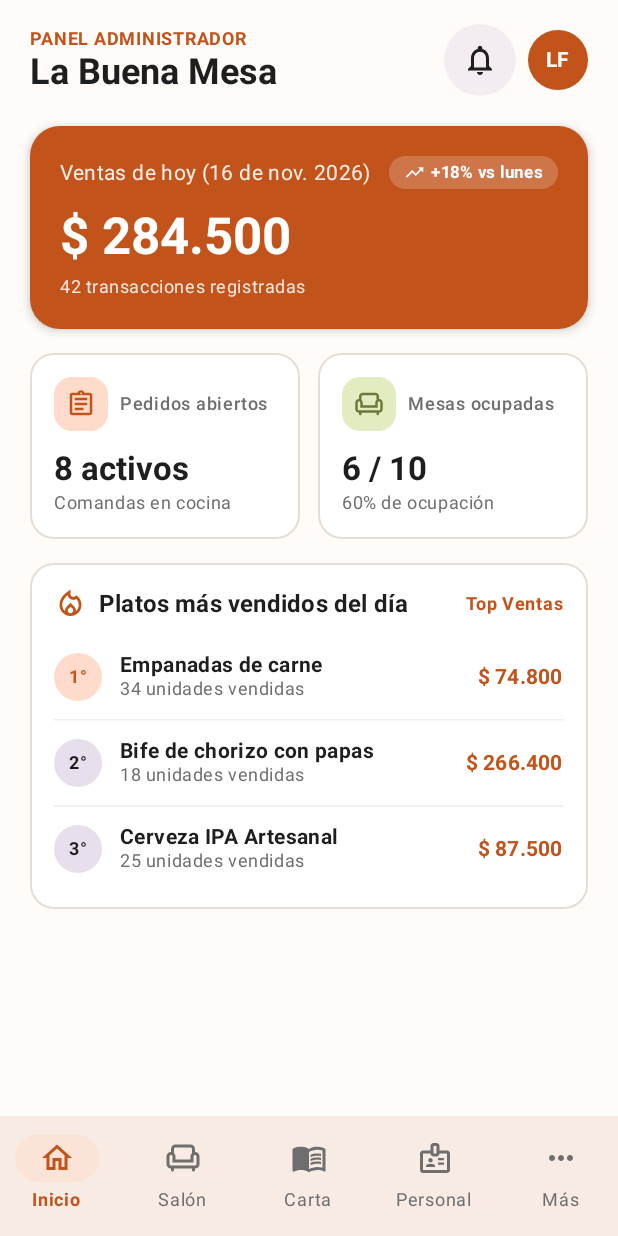
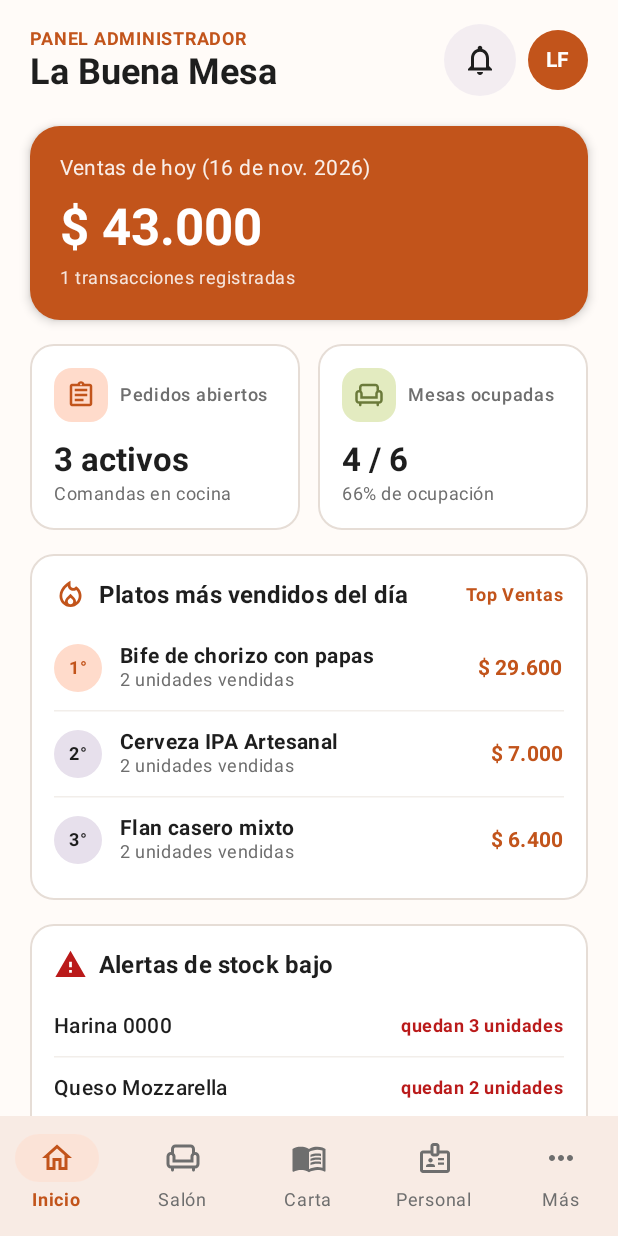
Before and after one commit to Enzitoxxx/AppRestaurante, an Android app built with Jetpack Compose: the composable HomeScreen shown on its own in the app's theme, on a phone screen of 412 x 824 dp. Run offline under Robolectric (Android 15) with nearby library versions, the phone set to English and light mode, and no system bars.

Commit message:
Conecte el panel principal con pedidos y mesas, tambien agregue la tarjeta de stock

```diff
--- a/app/src/main/java/com/restaurant/app/ui/features/home/HomeScreen.kt
+++ b/app/src/main/java/com/restaurant/app/ui/features/home/HomeScreen.kt
@@ -24,6 +24,7 @@ import com.restaurant.app.core.designsystem.NavegacionItem
 import com.restaurant.app.ui.features.home.components.HomeHeader
 import com.restaurant.app.ui.features.home.components.SalesSummaryCard
 import com.restaurant.app.ui.features.home.components.StatusMetricsRow
+import com.restaurant.app.ui.features.home.components.StockAlertsCard
 import com.restaurant.app.ui.features.home.components.TopSellingDishesCard
 import com.restaurant.app.ui.theme.AppTheme
 
@@ -102,6 +103,10 @@ fun HomeContent(
             Spacer(Modifier.height(16.dp))
 
             TopSellingDishesCard(platos = state.topPlatos)
+
+            Spacer(Modifier.height(16.dp))
+
+            StockAlertsCard(alertas = state.alertasStock)
         }
     }
 }
--- a/app/src/main/java/com/restaurant/app/ui/features/home/HomeUiState.kt
+++ b/app/src/main/java/com/restaurant/app/ui/features/home/HomeUiState.kt
@@ -1,4 +1,11 @@
 package com.restaurant.app.ui.features.home
+
+/** TODO: pasar a domain/data cuando exista el modulo/repositorio de insumos */
+data class InsumoAlertaUi(
+    val id: String,
+    val nombre: String,
+    val unidadesRestantes: Int
+)
 
 /** Modelo para representar cada fila en el ranking de Top Ventas. */
 data class TopPlatoModel(
@@ -12,16 +19,17 @@ data class TopPlatoModel(
 data class HomeUiState(
     val nombreRestaurante: String = "La Buena Mesa",
     val fechaHoy: String = "",
-    val totalVentasHoy: Double = 284500.0,
-    val porcentajeComparativa: String = "+18% vs lunes",
-    val totalTransacciones: Int = 42,
-    val pedidosAbiertos: Int = 8,
-    val mesasOcupadas: Int = 6,
-    val totalMesas: Int = 10,
-    val topPlatos: List<TopPlatoModel> = listOf(
-        TopPlatoModel(1, "Empanadas de carne", 34, 74800.0),
-        TopPlatoModel(2, "Bife de chorizo con papas", 18, 266400.0),
-        TopPlatoModel(3, "Cerveza IPA Artesanal", 25, 87500.0)
+    val totalVentasHoy: Double = 0.0,
+    val porcentajeComparativa: String? = null,
+    val totalTransacciones: Int = 0,
+    val pedidosAbiertos: Int = 0,
+    val mesasOcupadas: Int = 0,
+    val totalMesas: Int = 0,
+    val topPlatos: List<TopPlatoModel> = emptyList(),
+    val alertasStock: List<InsumoAlertaUi> = listOf(
+        InsumoAlertaUi("1", "Harina 0000", 3),
+        InsumoAlertaUi("2", "Queso Mozzarella", 2),
+        InsumoAlertaUi("3", "Café en grano", 1)
     )
 ) {
     val porcentajeOcupacion: Int
--- a/app/src/main/java/com/restaurant/app/ui/features/home/HomeViewModel.kt
+++ b/app/src/main/java/com/restaurant/app/ui/features/home/HomeViewModel.kt
@@ -1,53 +1,106 @@
 package com.restaurant.app.ui.features.home
 
 import androidx.lifecycle.ViewModel
+import androidx.lifecycle.viewModelScope
+import com.restaurant.app.data.Repositorios
+import com.restaurant.app.domain.model.EstadoMesa
+import com.restaurant.app.domain.model.EstadoPedido
+import com.restaurant.app.domain.repository.MesaRepository
+import com.restaurant.app.domain.repository.PedidoRepository
 import kotlinx.coroutines.flow.MutableStateFlow
 import kotlinx.coroutines.flow.StateFlow
 import kotlinx.coroutines.flow.asStateFlow
+import kotlinx.coroutines.flow.combine
+import kotlinx.coroutines.flow.update
+import kotlinx.coroutines.launch
 import java.text.SimpleDateFormat
+import java.util.Calendar
 import java.util.Date
 import java.util.Locale
 
-class HomeViewModel : ViewModel() {
+class HomeViewModel(
+    private val pedidoRepository: PedidoRepository = Repositorios.pedidos,
+    private val mesaRepository: MesaRepository = Repositorios.mesas
+) : ViewModel() {
+
     private val _uiState = MutableStateFlow(
         HomeUiState(
             fechaHoy = obtenerFechaActualFormateada()
         )
     )
-
     val uiState: StateFlow<HomeUiState> = _uiState.asStateFlow()
 
-    /*Genera automaticamente la fecha de hoy*/
+    init {
+        viewModelScope.launch {
+            combine(
+                pedidoRepository.observarPedidos(),
+                mesaRepository.observarMesas()
+            ) { pedidos, mesas ->
+                pedidos to mesas
+            }.collect { (pedidos, mesas) ->
+                val ahora = System.currentTimeMillis()
+                val inicioHoy = Calendar.getInstance().apply {
+                    timeInMillis = ahora
+                    set(Calendar.HOUR_OF_DAY, 0)
+                    set(Calendar.MINUTE, 0)
+                    set(Calendar.SECOND, 0)
+                    set(Calendar.MILLISECOND, 0)
+                }.timeInMillis
+
+                // Pedidos cobrados hoy (excluye anulados y de fechas anteriores)
+                val cobradosHoy = pedidos.filter {
+                    it.estado == EstadoPedido.COBRADO && it.fecha >= inicioHoy
+                }
+
+                val totalVentasHoy = cobradosHoy.sumOf { it.total }
+                val totalTransacciones = cobradosHoy.size
+                val pedidosAbiertos = pedidos.count { it.estado.estaAbierto }
+
+                val mesasOcupadas = mesas.count {
+                    it.estado == EstadoMesa.OCUPADA || it.estado == EstadoMesa.CUENTA
+                }
+                val totalMesas = mesas.size
+
+                // Unidades vendidas hoy por cada producto en los pedidos cobrados hoy
+                val unidadesPorPlato = mutableMapOf<String, Pair<Int, Double>>()
+                cobradosHoy.flatMap { it.items }.forEach { item ->
+                    val actual = unidadesPorPlato.getOrDefault(item.nombre, Pair(0, 0.0))
+                    unidadesPorPlato[item.nombre] = Pair(
+                        actual.first + item.cantidad,
+                        actual.second + item.precioTotal
+                    )
+                }
+
+                val topPlatos = unidadesPorPlato.entries
+                    .sortedByDescending { it.value.first }
+                    .take(3)
+                    .mapIndexed { index, entry ->
+                        TopPlatoModel(
+                            ranking = index + 1,
+                            nombre = entry.key,
+                            cantidadVendida = entry.value.first,
+                            totalRecaudado = entry.value.second
+                        )
+                    }
+
+                _uiState.update { state ->
+                    state.copy(
+                        fechaHoy = obtenerFechaActualFormateada(),
+                        totalVentasHoy = totalVentasHoy,
+                        totalTransacciones = totalTransacciones,
+                        pedidosAbiertos = pedidosAbiertos,
+                        mesasOcupadas = mesasOcupadas,
+                        totalMesas = totalMesas,
+                        topPlatos = topPlatos,
+                        porcentajeComparativa = null
+                    )
+                }
+            }
+        }
+    }
+
     private fun obtenerFechaActualFormateada(): String {
         val formatter = SimpleDateFormat("d 'de' MMM. yyyy", Locale("es", "AR"))
         return formatter.format(Date())
     }
 }
-
-
-    /* ViewModel --> encargado de manejar los datos y logica de la pantalla
-     Ej: En la pantalla home necesitamos mostrar el nombre, fecha, ventas del dia, etc, del restaurante.
-     El HomeUiState contiene esos datos completos y el HomeViewModel se encarga de
-     preparalos y actualizarlos.
-     HomeScreen: muestra la pantalla.
-     HomeUiState: guarda los datos que necesita mostrar.
-     HomeViewModel: administra esos datos.
-
-     _uiState --> es un estado interno que el ViewModel puede modificar
-
-     MutableStateFlow --> es una herramienta que permite guardar un valor y
-     modificarlo, notificando a quienes lo estan observando cuando cambia.
-     Ej: Si tenemos 8 pedidos y despues pasan a ser 9, se podria actualizar el estado
-     y la pantalla recibira el cambio.
-
-     StateFlow --> Permite que otras partes del programa observen el estado y
-     reciban sus cambios.
-     En nuestro caso, "StateFlow<HomeUiState> significa que el flujo contiene objetos
-     del tipo HomeUiState.
-     ¿Por que no usamos directamente _uiState?
-     porque queremos separar quien puede modificar los datos y quien solo puede verlos (observarlos)
-     * _uiState: permite modificar el estado
-     * uiState: permite observarlo, pero no modificarlo
-
-     asStateFlow --> sirve para que la pantalla pueda leer los datos, pero no modificarlos directamente
-     */
--- a/app/src/main/java/com/restaurant/app/ui/features/home/components/SalesSummaryCard.kt
+++ b/app/src/main/java/com/restaurant/app/ui/features/home/components/SalesSummaryCard.kt
@@ -39,7 +39,7 @@ import java.util.Locale
 fun SalesSummaryCard(  /**Tarjeta de resumen de ventas */
     fecha: String,
     totalVentas: Double,
-    comparativa: String,
+    comparativa: String? = null,
     transacciones: Int,
     modifier: Modifier = Modifier
 ){
@@ -68,6 +68,7 @@ fun SalesSummaryCard(  /**Tarjeta de resumen de ventas */
                     color = MaterialTheme.colorScheme.onPrimary.copy(alpha = 0.9f)
                 )
 
+                if (!comparativa.isNullOrBlank()) {
                     Row(
                         modifier = Modifier
                             .clip(CircleShape)
@@ -90,6 +91,7 @@ fun SalesSummaryCard(  /**Tarjeta de resumen de ventas */
                         )
                     }
                 }
+            }
 
             Spacer(Modifier.height(12.dp))
 
--- /dev/null
+++ b/app/src/main/java/com/restaurant/app/ui/features/home/components/StockAlertsCard.kt
@@ -0,0 +1,107 @@
+package com.restaurant.app.ui.features.home.components
+
+import androidx.compose.foundation.border
+import androidx.compose.foundation.layout.Arrangement
+import androidx.compose.foundation.layout.Column
+import androidx.compose.foundation.layout.Row
+import androidx.compose.foundation.layout.Spacer
+import androidx.compose.foundation.layout.fillMaxWidth
+import androidx.compose.foundation.layout.height
+import androidx.compose.foundation.layout.padding
+import androidx.compose.foundation.layout.size
+import androidx.compose.foundation.layout.width
+import androidx.compose.material.icons.Icons
+import androidx.compose.material.icons.outlined.Warning
+import androidx.compose.material3.Card
+import androidx.compose.material3.CardDefaults
+import androidx.compose.material3.HorizontalDivider
+import androidx.compose.material3.Icon
+import androidx.compose.material3.MaterialTheme
+import androidx.compose.material3.Text
+import androidx.compose.runtime.Composable
+import androidx.compose.ui.Alignment
+import androidx.compose.ui.Modifier
+import androidx.compose.ui.res.stringResource
+import androidx.compose.ui.text.font.FontWeight
+import androidx.compose.ui.unit.dp
+import com.restaurant.app.R
+import com.restaurant.app.ui.features.home.InsumoAlertaUi
+
+@Composable
+fun StockAlertsCard(
+    alertas: List<InsumoAlertaUi>,
+    modifier: Modifier = Modifier
+) {
+    Card(
+        modifier = modifier
+            .fillMaxWidth()
+            .border(
+                width = 1.dp,
+                color = MaterialTheme.colorScheme.outlineVariant,
+                shape = MaterialTheme.shapes.medium
+            ),
+        shape = MaterialTheme.shapes.medium,
+        colors = CardDefaults.cardColors(containerColor = MaterialTheme.colorScheme.surface)
+    ) {
+        Column(modifier = Modifier.padding(16.dp)) {
+            Row(
+                modifier = Modifier.fillMaxWidth(),
+                verticalAlignment = Alignment.CenterVertically
+            ) {
+                Icon(
+                    imageVector = Icons.Outlined.Warning,
+                    contentDescription = null,
+                    tint = MaterialTheme.colorScheme.error,
+                    modifier = Modifier.size(22.dp)
+                )
+                Spacer(Modifier.width(8.dp))
+                Text(
+                    text = stringResource(R.string.home_stock_alerts_title),
+                    style = MaterialTheme.typography.titleMedium,
+                    fontWeight = FontWeight.Bold,
+                    color = MaterialTheme.colorScheme.onSurface
+                )
+            }
+
+            Spacer(Modifier.height(14.dp))
+
+            if (alertas.isEmpty()) {
+                Text(
+                    text = stringResource(R.string.home_stock_no_alerts),
+                    style = MaterialTheme.typography.bodyMedium,
+                    color = MaterialTheme.colorScheme.onSurfaceVariant
+                )
+            } else {
+                alertas.forEachIndexed { index, insumo ->
+                    Row(
+                        modifier = Modifier
+                            .fillMaxWidth()
+                            .padding(vertical = 8.dp),
+                        horizontalArrangement = Arrangement.SpaceBetween,
+                        verticalAlignment = Alignment.CenterVertically
+                    ) {
+                        Text(
+                            text = insumo.nombre,
+                            style = MaterialTheme.typography.bodyMedium,
+                            fontWeight = FontWeight.Medium,
+                            color = MaterialTheme.colorScheme.onSurface
+                        )
+                        Text(
+                            text = stringResource(R.string.home_stock_units_left_formato, insumo.unidadesRestantes),
+                            style = MaterialTheme.typography.bodySmall,
+                            fontWeight = FontWeight.Bold,
+                            color = MaterialTheme.colorScheme.error
+                        )
+                    }
+
+                    if (index < alertas.lastIndex) {
+                        HorizontalDivider(
+                            modifier = Modifier.padding(vertical = 4.dp),
+                            color = MaterialTheme.colorScheme.outlineVariant.copy(alpha = 0.5f)
+                        )
+                    }
+                }
+            }
+        }
+    }
+}
--- a/app/src/main/res/values/strings.xml
+++ b/app/src/main/res/values/strings.xml
@@ -132,6 +132,9 @@
     <string name="home_top_dishes_title">Platos más vendidos del día</string>
     <string name="home_top_dishes_badge">Top Ventas</string>
     <string name="home_units_sold">%1$d unidades vendidas</string>
+    <string name="home_stock_alerts_title">Alertas de stock bajo</string>
+    <string name="home_stock_units_left_formato">quedan %1$d unidades</string>
+    <string name="home_stock_no_alerts">Sin alertas de stock</string>
     <string name="cd_notifications">Notificaciones</string>
 
     <!-- Personal -->
```
Lines whose indentation alone changed are shown as unchanged.
